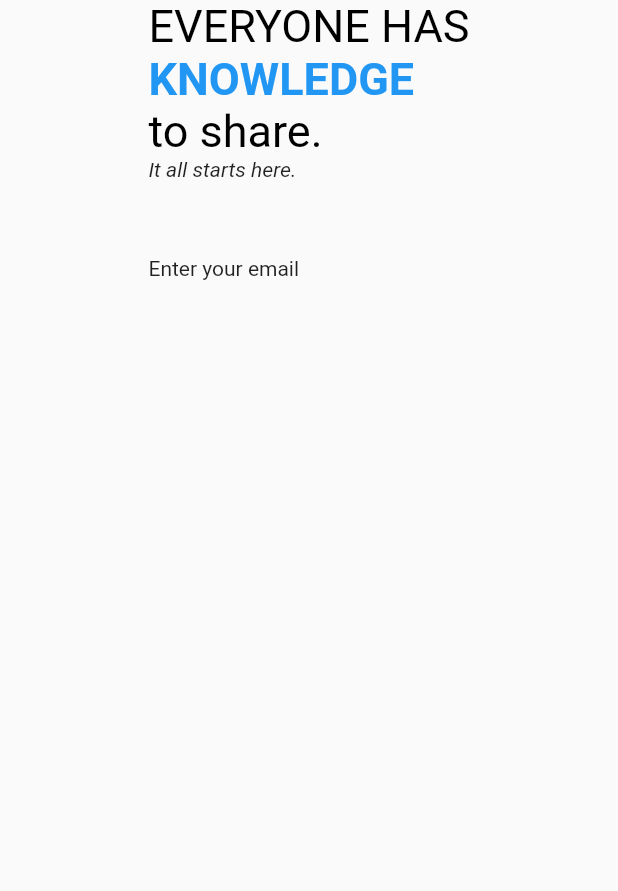
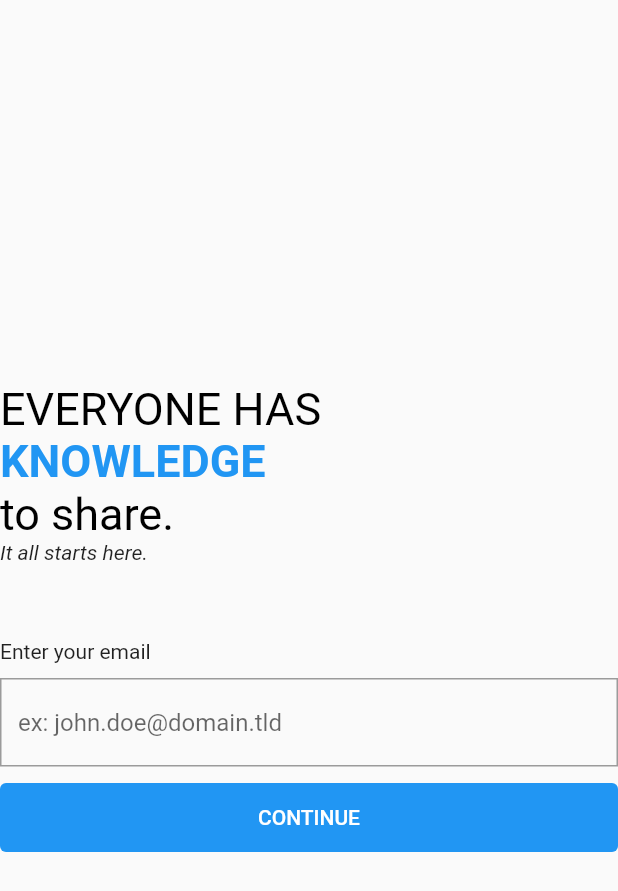
Before and after one commit to MrGreen0000/flutter_formulaire_november2022, a Flutter app: the screen it shows after launch, on a phone screen of 412 x 824 dp. Shown: the top 891 px of the screen. Run offline on Flutter 3.47's test engine with Material 2 defaults, Android fonts, the phone set to English and light mode, and no system bars.

Commit message:
Mise à jour de la Class AuthScreen

```diff
--- a/lib/screens/guest/auth_screen.dart
+++ b/lib/screens/guest/auth_screen.dart
@@ -13,6 +13,7 @@ class _AuthScreenState extends State<AuthScreen> {
     return SafeArea(
       child: Scaffold(
         body: Center(
+          child: SingleChildScrollView(
             child: Column(
               crossAxisAlignment: CrossAxisAlignment.start,
               children: [
@@ -42,11 +43,43 @@ class _AuthScreenState extends State<AuthScreen> {
                   height: 50.0,
                 ),
                 Form(
-                child: Column(children: const [
-                  Text('Enter your email'),
-                ]),
+                  child: Column(
+                    crossAxisAlignment: CrossAxisAlignment.stretch,
+                    children: [
+                      const Text('Enter your email'),
+                      const SizedBox(
+                        height: 10.0,
+                      ),
+                      TextFormField(
+                        decoration: InputDecoration(
+                            hintText: 'ex: john.doe@domain.tld',
+                            border: OutlineInputBorder(
+                              borderRadius: BorderRadius.circular(0.0),
+                              borderSide: const BorderSide(color: Colors.grey),
+                            ),
+                            focusedBorder: OutlineInputBorder(
+                              borderRadius: BorderRadius.circular(0.0),
+                              borderSide: const BorderSide(color: Colors.grey),
+                            )),
+                      ),
+                      const SizedBox(
+                        height: 10.0,
+                      ),
+                      ElevatedButton(
+                        style: ElevatedButton.styleFrom(
+                          padding: const EdgeInsets.symmetric(vertical: 15.0),
+                          elevation: 0,
+                        ),
+                        onPressed: () => print('send'),
+                        child: Text(
+                          'continue'.toUpperCase(),
+                        ),
                       )
                     ],
+                  ),
+                )
+              ],
+            ),
           ),
         ),
       ),
```
Lines whose indentation alone changed are shown as unchanged.
